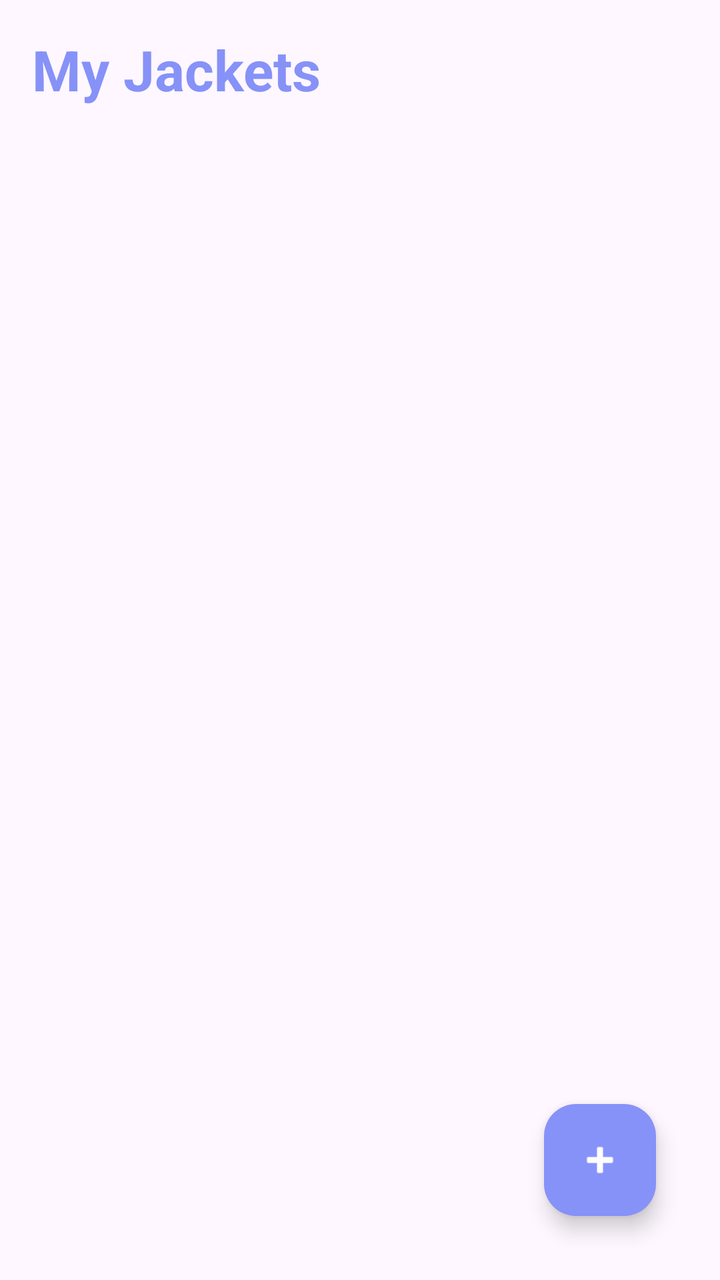
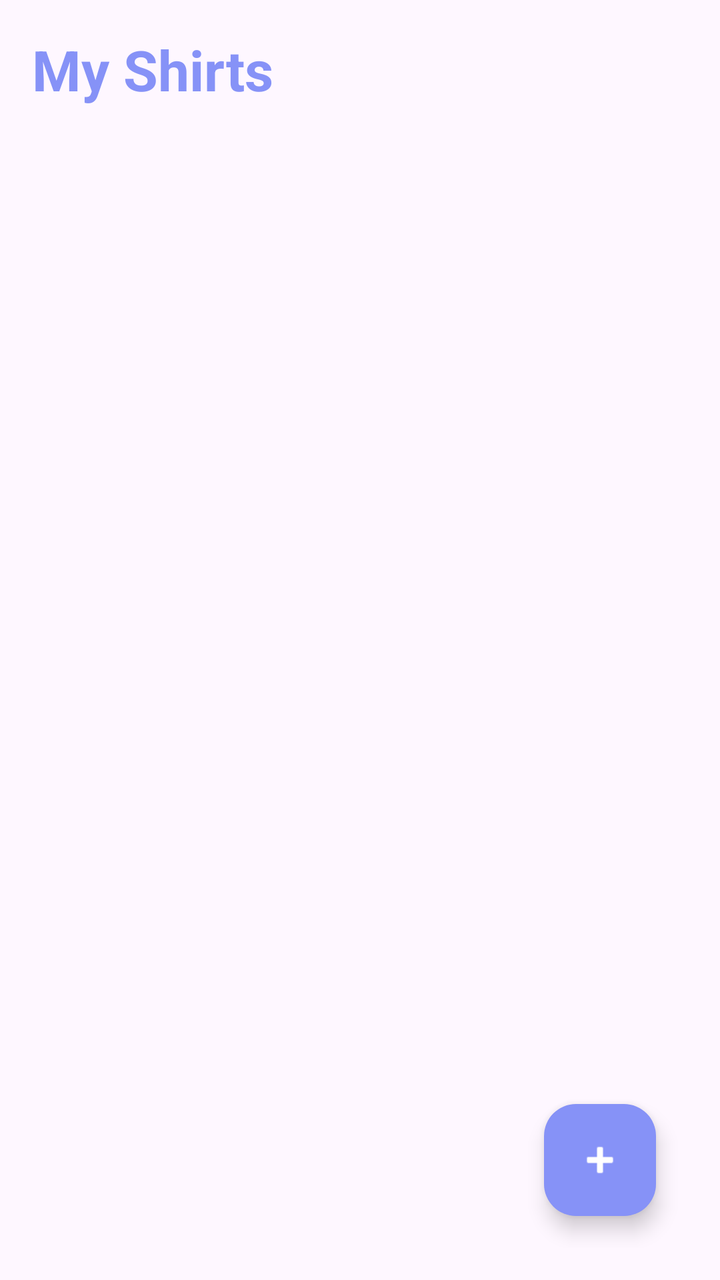

The first picture is an Android layout as it rendered before a commit; the second is the same layout after the commit. The layout source and the unified diff follow.
<!-- AndroidManifest.xml: application theme Theme.Login -->
<!-- res/layout/activity_jacket.xml -->
<?xml version="1.0" encoding="utf-8"?>
<androidx.constraintlayout.widget.ConstraintLayout
    xmlns:android="http://schemas.android.com/apk/res/android"
    xmlns:app="http://schemas.android.com/apk/res-auto"
    android:layout_width="match_parent"
    android:layout_height="match_parent"
    android:padding="16dp">

    <TextView
        android:id="@+id/titleJackets"
        android:layout_width="wrap_content"
        android:layout_height="wrap_content"
        android:text="My Jackets"
        android:textSize="28sp"
        android:textColor="@color/purpule"
        android:textStyle="bold"
        app:layout_constraintTop_toTopOf="parent"
        app:layout_constraintStart_toStartOf="parent" />

    <androidx.recyclerview.widget.RecyclerView
        android:id="@+id/recyclerViewJackets"
        android:layout_width="match_parent"
        android:layout_height="0dp"
        android:layout_marginTop="16dp"
        app:layout_constraintTop_toBottomOf="@id/titleJackets"
        app:layout_constraintBottom_toBottomOf="parent" />

    <com.google.android.material.floatingactionbutton.FloatingActionButton
        android:id="@+id/fab_add_jackets"
        android:layout_width="wrap_content"
        android:layout_height="wrap_content"
        android:layout_margin="16dp"
        android:contentDescription="Add jacket"
        android:src="@android:drawable/ic_input_add"
        app:backgroundTint="@color/purpule"
        app:tint="@android:color/white"
        app:layout_constraintBottom_toBottomOf="parent"
        app:layout_constraintEnd_toEndOf="parent" />

</androidx.constraintlayout.widget.ConstraintLayout>
<!-- resources referenced by this layout -->
<resources>
  <color name="purpule">#8692f7</color>
  <style name="Theme.Login" parent="Base.Theme.Login" />
  <style name="Base.Theme.Login" parent="Theme.Material3.DayNight.NoActionBar">
          <item name="colorPrimary">@color/purpule</item>
          
          
      </style>
</resources>

<!-- the commit's change to res/layout/activity_jacket.xml (unified diff, before → after) -->
@@ -10,7 +10,7 @@
         android:id="@+id/titleJackets"
         android:layout_width="wrap_content"
         android:layout_height="wrap_content"
-        android:text="My Jackets"
+        android:text="My Shirts"
         android:textSize="28sp"
         android:textColor="@color/purpule"
         android:textStyle="bold"
@@ -30,7 +30,7 @@
         android:layout_width="wrap_content"
         android:layout_height="wrap_content"
         android:layout_margin="16dp"
-        android:contentDescription="Add jacket"
+        android:contentDescription="Add Shirt"
         android:src="@android:drawable/ic_input_add"
         app:backgroundTint="@color/purpule"
         app:tint="@android:color/white"
